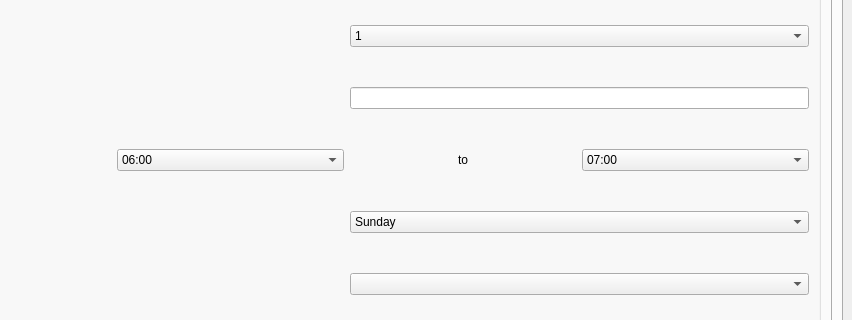
This is bms/mainwindow.ui in MythicSTR/bms-project as Qt 5 draws it before an edit; both pictures show x 183 to 1035 and y 217 to 537 of the 1035 by 744 pixel window. The edited form follows.
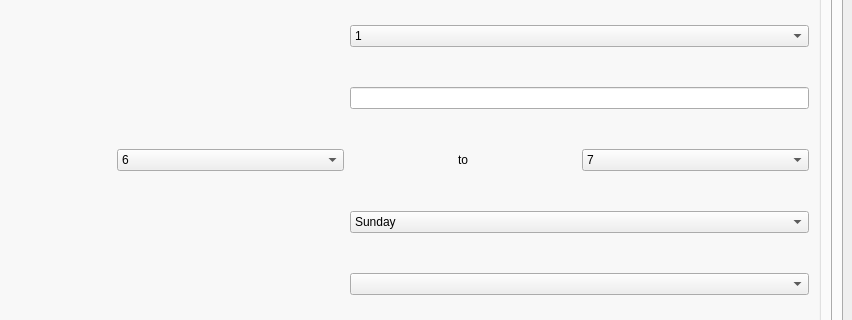
This is the edited form.

The edit to the form file:
```diff
--- a/bms/mainwindow.ui
+++ b/bms/mainwindow.ui
@@ -401,7 +401,7 @@
                   <widget class="QComboBox" name="rev_start_time">
                    <item>
                     <property name="text">
-                     <string>06:00</string>
+                     <string>6</string>
                     </property>
                    </item>
                    <item>
@@ -475,7 +475,7 @@
                   <widget class="QComboBox" name="rev_end_time">
                    <item>
                     <property name="text">
-                     <string>07:00</string>
+                     <string>7</string>
                     </property>
                    </item>
                    <item>
```
Left out of the diff: 46 changed lines with no effect on the pictures.
